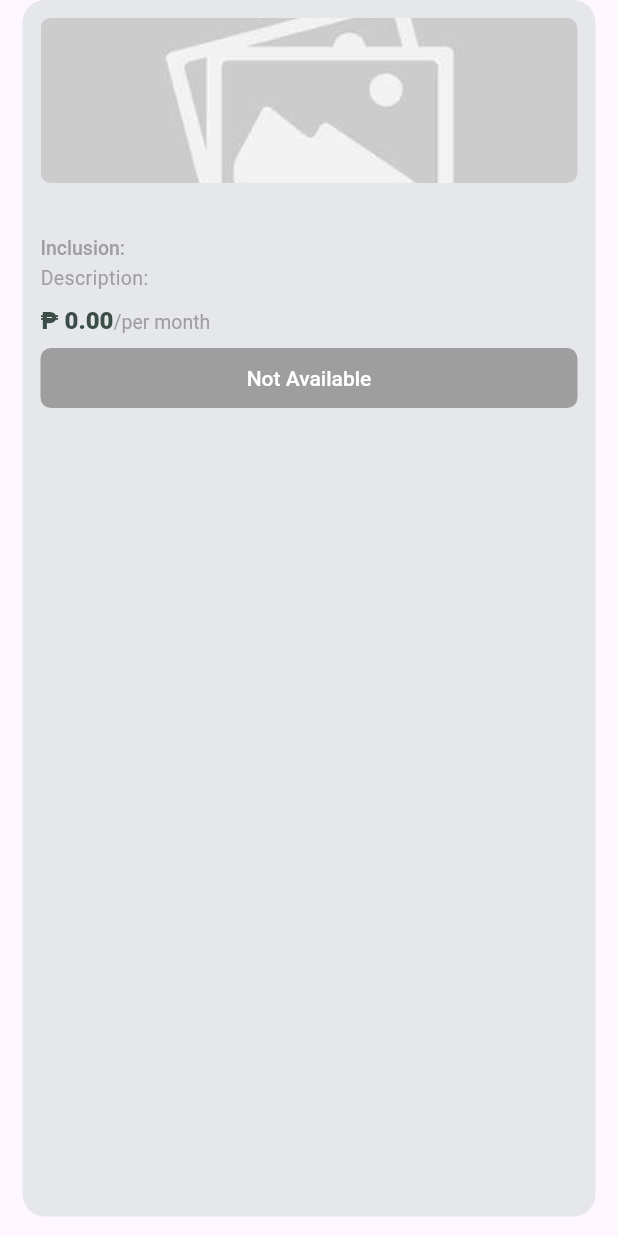
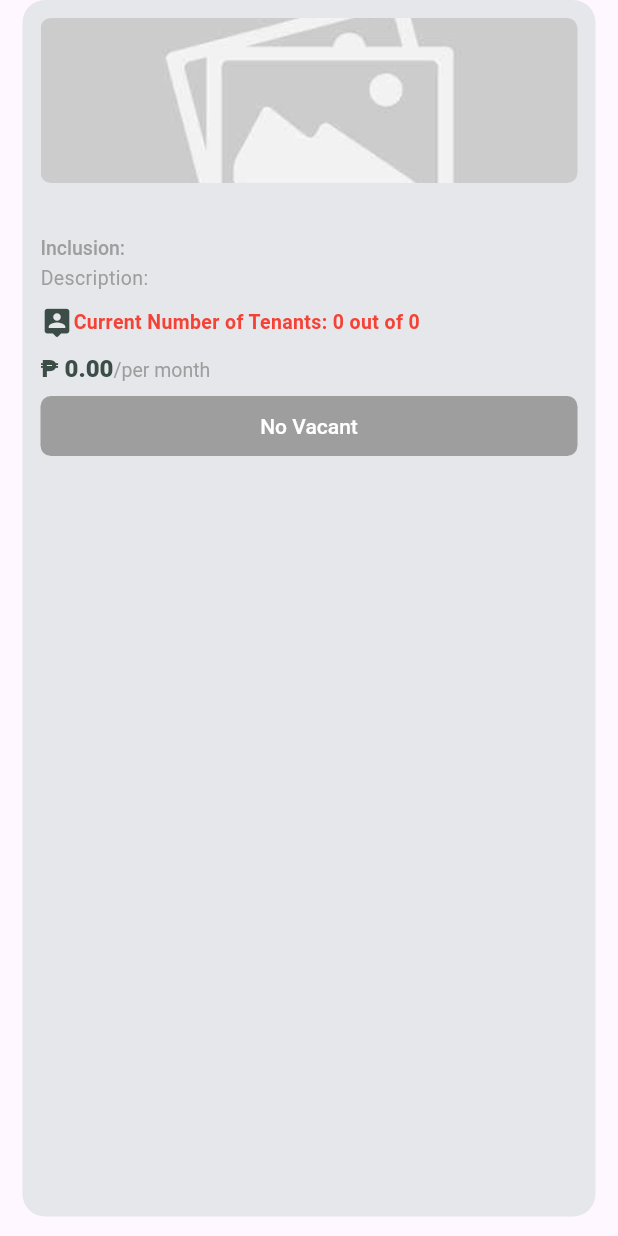
Before and after one commit to edzelmulig/dormlanders, a Flutter app: the ProviderServiceCardClientSide widget shown alone on an empty page, opened directly with empty values, on a phone screen of 412 x 824 dp. Run offline on Flutter 3.47's test engine with Material 3 defaults, Android fonts, the phone set to English and light mode, and no system bars; our stand-ins replace auto_size_text, cloud_firestore, dio, dropdown_button2, email_validator, file_picker and 14 more; missing offline and left inert: flutter_polyline_points; accounts and stored records are empty.

Commit message:
first commit

```diff
--- a/lib/client/client_provider_profile.dart
+++ b/lib/client/client_provider_profile.dart
@@ -297,6 +297,8 @@ class _ClientProviderProfileState extends State<ClientProviderProfile> {
                           discount: service['discount'],
                           imageURL: service['imageURL'],
                           price: service['price'],
+                          maximumTenants: service['maximumTenant'],
+                          currentTenants: service['currentTenant'],
                           serviceDescription: service['serviceDescription'],
                           serviceName: service['serviceName'],
                           serviceType: service['serviceType'],
--- a/lib/service_providers/my_services/update_service.dart
+++ b/lib/service_providers/my_services/update_service.dart
@@ -942,7 +942,7 @@ class _UpdateServiceState extends State<UpdateService> {
                             buttonText: "Publish",
                             onPressed: handleUpdateService,
                             buttonHeight: 55,
-                            buttonColor: const Color(0xFF279778),
+                            buttonColor: const Color(0xFF193147),
                             fontWeight: FontWeight.w500,
                             fontSize: 17,
                             fontColor: Colors.white,
--- a/lib/widgets/provider_service_card_client_side.dart
+++ b/lib/widgets/provider_service_card_client_side.dart
@@ -12,6 +12,8 @@ class ProviderServiceCardClientSide extends StatelessWidget {
   final int discount;
   final String imageURL;
   final double price;
+  final int maximumTenants;
+  final int currentTenants;
   final String serviceDescription;
   final String serviceName;
   final String serviceType;
@@ -25,6 +27,8 @@ class ProviderServiceCardClientSide extends StatelessWidget {
     required this.discount,
     required this.imageURL,
     required this.price,
+    required this.maximumTenants,
+    required this.currentTenants,
     required this.serviceDescription,
     required this.serviceName,
     required this.serviceType,
@@ -93,6 +97,35 @@ class ProviderServiceCardClientSide extends StatelessWidget {
                   ),
                 ),
 
+                // SIZED BOX: SPACING
+                const SizedBox(height: 10),
+
+
+                Row(
+                  children: <Widget> [
+                    const Icon(
+                      Icons.person_pin_rounded,
+                      size: 22,
+                      color: Color(0xFF3C4D48),
+                    ),
+
+
+                    // SERVICE DESCRIPTION
+                    Text(
+                      "Current Number of Tenants: $currentTenants out of $maximumTenants",
+                      maxLines: 3,
+                      overflow: TextOverflow.ellipsis,
+                      style: TextStyle(
+                        height: 1.2,
+                        color: currentTenants == maximumTenants ? Colors.red : Colors.grey,
+                        fontSize: 13,
+                        fontWeight: FontWeight.bold,
+                      ),
+                    ),
+                  ],
+                ),
+
+
                 const SizedBox(height: 10),
 
                 // SERVICE PRICE
@@ -126,7 +159,7 @@ class ProviderServiceCardClientSide extends StatelessWidget {
                 const SizedBox(height: 5),
 
                 // APPOINTMENT BUTTON
-                availability
+                availability && currentTenants < maximumTenants
                     ? PrimaryCustomButton(
                   buttonText: "Book Reservation",
                   onPressed: () {
@@ -156,12 +189,10 @@ class ProviderServiceCardClientSide extends StatelessWidget {
                   borderRadius: 7,
                 )
                     : PrimaryCustomButton(
-                        buttonText: "Not Available",
-                        onPressed: () {},
-                        // This disables the button
+                  buttonText: "No Vacant",
+                  onPressed: () {}, // Disables the button
                   buttonHeight: 40,
-                        buttonColor: Colors.grey,
-                        // Change color to indicate disabled state
+                  buttonColor: Colors.grey, // Change color to indicate disabled state
                   fontWeight: FontWeight.w500,
                   fontSize: 14,
                   fontColor: Colors.white,
```
Lines whose indentation alone changed are shown as unchanged.
